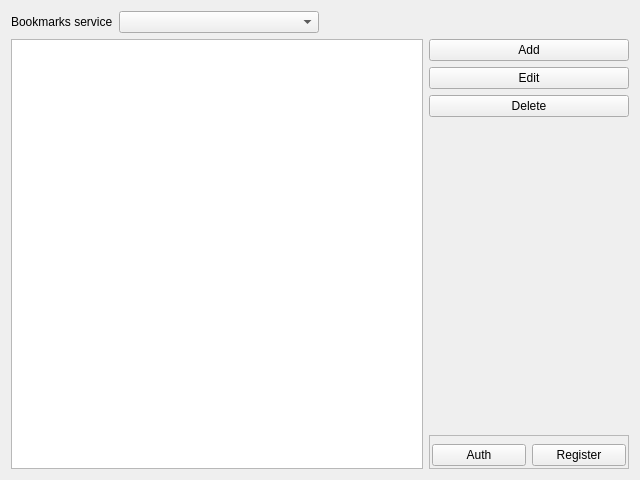
0xd34df00d/leechcraft, file src/plugins/poshuku/plugins/onlinebookmarks/accountssettings.ui: the form before one commit.
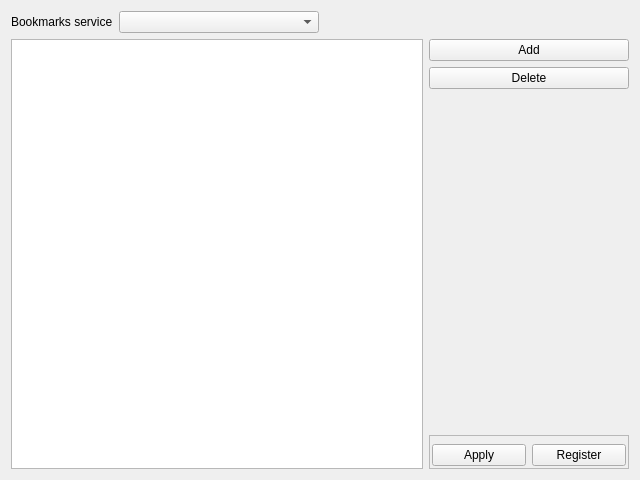
The form after the commit.

Commit message: Poshuku OnlineBookmarks: add/delete accounts in settings widget

```diff
--- a/src/plugins/poshuku/plugins/onlinebookmarks/accountssettings.ui
+++ b/src/plugins/poshuku/plugins/onlinebookmarks/accountssettings.ui
@@ -81,22 +81,6 @@
        </property>
       </widget>
      </item>
-     <item>
-      <widget class="QPushButton" name="Edit_">
-       <property name="minimumSize">
-        <size>
-         <width>200</width>
-         <height>0</height>
-        </size>
-       </property>
-       <property name="text">
-        <string>Edit</string>
-       </property>
-       <property name="checkable">
-        <bool>true</bool>
-       </property>
-      </widget>
-     </item>
      <item>
       <widget class="QPushButton" name="Delete_">
        <property name="minimumSize">
@@ -173,7 +157,7 @@
           <item>
            <widget class="QPushButton" name="Auth_">
             <property name="text">
-             <string>Auth</string>
+             <string>Apply</string>
             </property>
            </widget>
           </item>
```
The commit also changes 2 other files.
